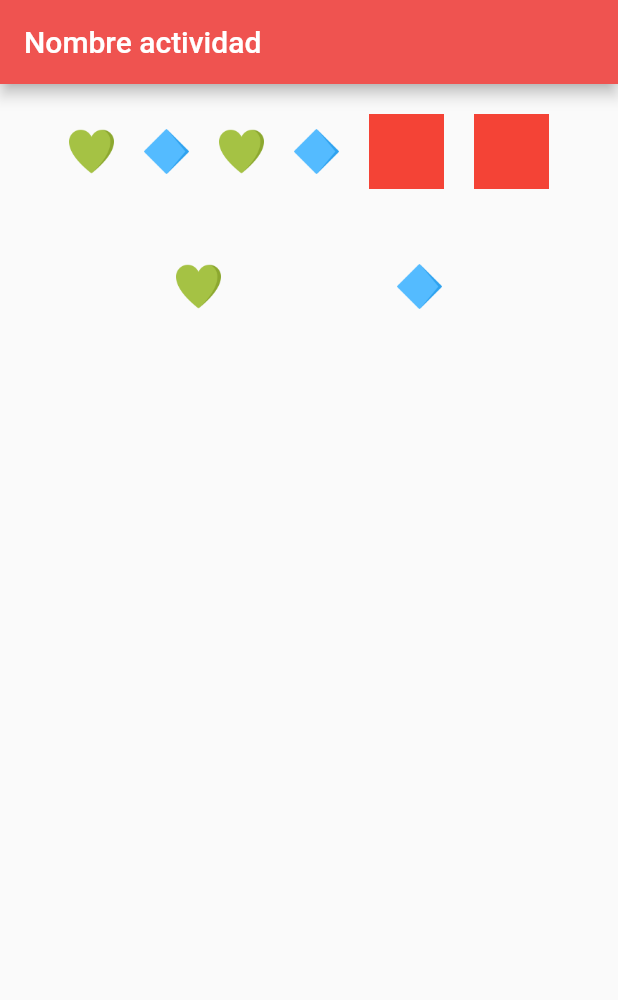
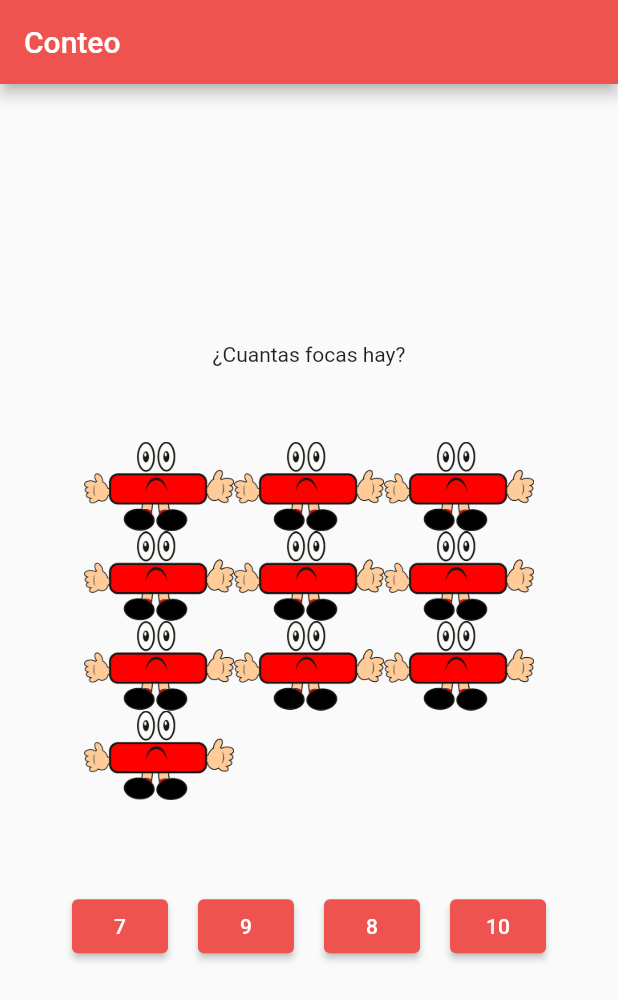
Before and after one commit to OrbitalCardinal/LitMath, a Flutter app: the screen it shows after launch, on a phone screen of 412 x 824 dp. Shown: the top 1000 px of the screen. Run offline on Flutter 3.47's test engine with Material 2 defaults, Android fonts, the phone set to English and light mode, and no system bars.

Commit message:
Couting activity finished

```diff
--- a/litmath/lib/main.dart
+++ b/litmath/lib/main.dart
@@ -1,4 +1,5 @@
 import 'package:flutter/material.dart';
+import 'package:litmath/screens/couting_activity_screen.dart';
 import 'package:litmath/screens/elementary_screen.dart';
 import 'package:litmath/screens/first_screen.dart';
 import 'package:litmath/screens/kinder_screen.dart';
@@ -12,6 +13,7 @@ import 'package:litmath/screens/settings_screen.dart';
 import 'package:litmath/screens/signup_screen.dart';
 import 'package:litmath/screens/slide_show_screen.dart';
 import 'package:litmath/screens/drag_and_drop_screen.dart';
+
 void main() {
   runApp(const MyApp());
 }
@@ -31,8 +33,8 @@ class MyApp extends StatelessWidget {
         ),
       ),
       debugShowCheckedModeBanner: false,
-      //home: const SelectionScreen(),
-      home: const DragAndDropScreen(),
+      // home: const SelectionScreen(),
+      home: const CountingActivtyScreen(),
       routes: {
         FirstScreen.routeName: (ctx) => const FirstScreen(),
         SecondScreen.routeName: (ctx) => const SecondScreen(),
@@ -46,7 +48,8 @@ class MyApp extends StatelessWidget {
         ElementaryScreen.routeName: (ctx) => const ElementaryScreen(),
         MiddleScreen.routeName: (ctx) => const MiddleScreen(),
         SettingsScreen.routeName: (ctx) => const SettingsScreen(),
-        DragAndDropScreen.routeName: (ctx) => const DragAndDropScreen()
+        DragAndDropScreen.routeName: (ctx) => const DragAndDropScreen(),
+        CountingActivtyScreen.routeName: (ctx) => const CountingActivtyScreen()
       },
     );
   }
--- /dev/null
+++ b/litmath/lib/screens/couting_activity_screen.dart
@@ -0,0 +1,112 @@
+import 'package:flutter/material.dart';
+import 'dart:math';
+
+import 'package:litmath/screens/kinder_screen.dart';
+
+class CountingActivtyScreen extends StatefulWidget {
+  const CountingActivtyScreen({Key? key}) : super(key: key);
+  static const routeName = "/conteoActividad";
+
+  @override
+  _CountingActivtyScreenState createState() => _CountingActivtyScreenState();
+}
+
+class _CountingActivtyScreenState extends State<CountingActivtyScreen> {
+  int rounds = 0;
+  int score = 0;
+  @override
+  Widget build(BuildContext context) {
+    Random random = Random();
+    int n = random.nextInt(15);
+    List<Widget> elements = [];
+    List<int> answers = [
+      n,
+      random.nextInt(10),
+      random.nextInt(10),
+      random.nextInt(10)
+    ];
+
+    answers.shuffle();
+
+    for (var i = 0; i < n; i++) {
+      elements.add(
+        const Image(
+          image: AssetImage("assets/imgs/resta.png"),
+          width: 100,
+        ),
+      );
+    }
+
+    return Scaffold(
+      appBar: AppBar(
+        title: const Text("Conteo"),
+      ),
+      body: Container(
+        width: double.infinity,
+        padding: const EdgeInsetsDirectional.all(20),
+        child: Column(
+          crossAxisAlignment: CrossAxisAlignment.center,
+          mainAxisAlignment: MainAxisAlignment.center,
+          children: [
+            const Text("¿Cuantas focas hay?"),
+            const SizedBox(
+              height: 50,
+            ),
+            Wrap(
+              children: elements.toList(),
+            ),
+            const SizedBox(
+              height: 50,
+            ),
+            Wrap(
+              children: [
+                ...answers.map(
+                  (answer) => Container(
+                    margin: const EdgeInsets.all(10),
+                    child: ElevatedButton(
+                      onPressed: () {
+                        print(rounds);
+                        rounds += 1;
+                        if (rounds == 5) {
+                          showDialog(
+                              context: context,
+                              builder: (context) {
+                                return AlertDialog(
+                                  content:
+                                      const Text("La actividad ha terminado!"),
+                                  actions: [
+                                    TextButton(
+                                        onPressed: () {
+                                          Navigator.of(context)
+                                              .pushReplacementNamed(
+                                                  KinderScreen.routeName);
+                                        },
+                                        child: const Text("Continuar")),
+                                  ],
+                                );
+                              });
+                        } else {
+                          if (answer == n) {
+                            setState(() {
+                              score += 1;
+                              n = random.nextInt(10);
+                            });
+                          } else {
+                            setState(() {
+                              n = random.nextInt(10);
+                            });
+                          }
+                        }
+                      },
+                      child: Text(answer.toString()),
+                    ),
+                  ),
+                ),
+              ],
+            ),
+          ],
+        ),
+      ),
+    );
+  }
+}
```
